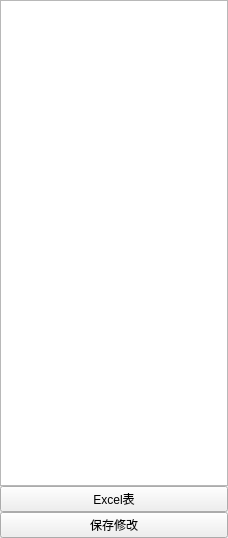
This is ui/ui_main.ui in luxiaolan6373/WeChatBeiZhu as Qt 5 draws it before an edit. The edited form follows.
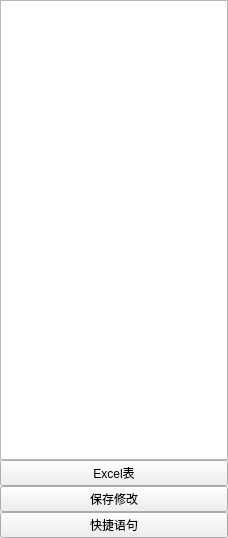
This is the edited form.

Commit message: 修复快捷语句不能时时更换窗口BUG

```diff
--- a/ui/ui_main.ui
+++ b/ui/ui_main.ui
@@ -60,6 +60,13 @@
       </property>
      </widget>
     </item>
+    <item>
+     <widget class="QPushButton" name="bt_kjyj">
+      <property name="text">
+       <string>快捷语句</string>
+      </property>
+     </widget>
+    </item>
    </layout>
   </widget>
  </widget>
```
Left out of the diff: 6 changed lines with no effect on the pictures. The commit also changes 19 other files.
